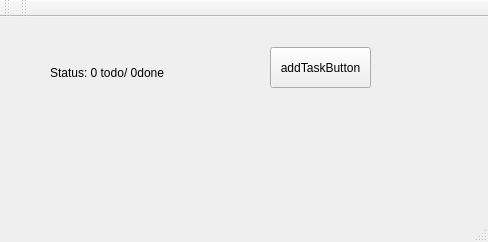
The window that Chapter-1/MainWindow.ui (JeJoProjects/Qt-trails) describes before a commit, drawn with Qt 5.
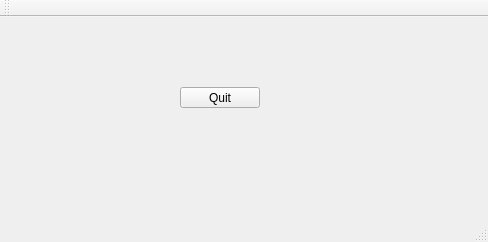
The same window after the commit.

Commit message: Signals and slots : basics

What changed in the file:
```diff
--- a/Chapter-1/MainWindow.ui
+++ b/Chapter-1/MainWindow.ui
@@ -17,27 +17,14 @@
    <widget class="QPushButton" name="addTaskButton">
     <property name="geometry">
      <rect>
-      <x>270</x>
-      <y>30</y>
-      <width>101</width>
-      <height>41</height>
+      <x>180</x>
+      <y>70</y>
+      <width>80</width>
+      <height>21</height>
      </rect>
     </property>
     <property name="text">
-     <string>addTaskButton</string>
-    </property>
-   </widget>
-   <widget class="QLabel" name="statusLabel">
-    <property name="geometry">
-     <rect>
-      <x>50</x>
-      <y>30</y>
-      <width>131</width>
-      <height>51</height>
-     </rect>
-    </property>
-    <property name="text">
-     <string>Status: 0 todo/ 0done</string>
+     <string>Quit</string>
     </property>
    </widget>
   </widget>
@@ -60,17 +47,6 @@
    </attribute>
   </widget>
   <widget class="QStatusBar" name="statusBar"/>
-  <widget class="QToolBar" name="toolBar">
-   <property name="windowTitle">
-    <string>toolBar</string>
-   </property>
-   <attribute name="toolBarArea">
-    <enum>TopToolBarArea</enum>
-   </attribute>
-   <attribute name="toolBarBreak">
-    <bool>false</bool>
-   </attribute>
-  </widget>
  </widget>
  <layoutdefault spacing="6" margin="11"/>
  <resources/>
```
The commit also changes 2 other files.
